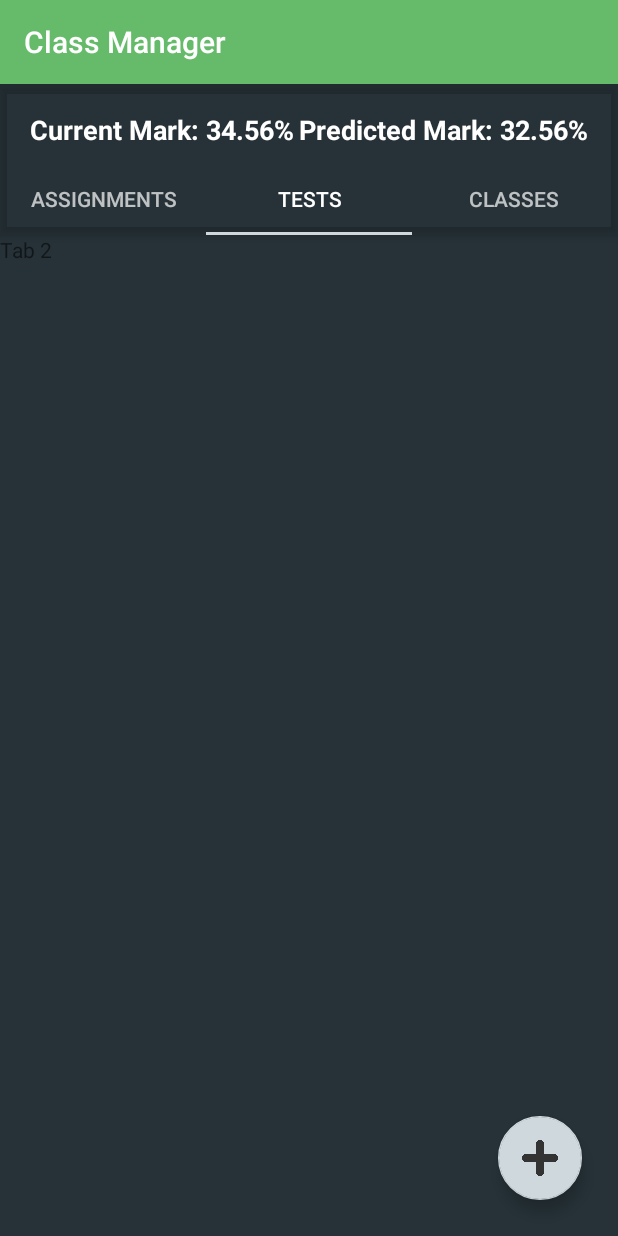
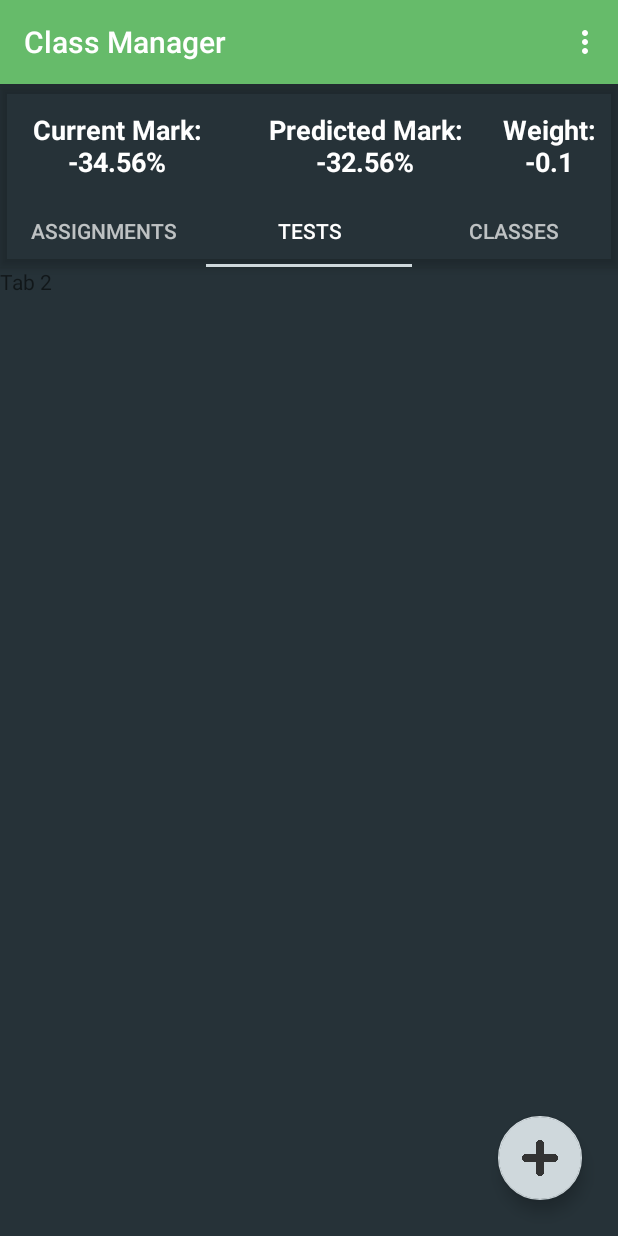
Before and after one commit to peterspenler/ClassiCal, an Android app: the CourseViewActivity screen opened directly, with no data from a screen before it, tab 2 chosen, on a phone screen of 412 x 824 dp. Run offline under Robolectric (Android 15) with nearby library versions, the phone set to English and light mode, and no system bars; 8 statements that could not run were skipped.

Commit message:
Fixed Layouts Fixed dialogs Made layouts more consistent

```diff
--- a/app/src/main/AndroidManifest.xml
+++ b/app/src/main/AndroidManifest.xml
@@ -8,11 +8,12 @@
         android:supportsRtl="true"
         android:theme="@style/AppTheme"
         android:allowBackup="true"
-        android:fullBackupContent="true">
+        android:fullBackupContent="true"
+        android:name=".core.App">
         <activity
             android:name=".activities.MainActivity"
             android:label="@string/app_name"
-            android:theme="@style/AppTheme.NoActionBar">
+            android:theme="@style/AppTheme">
             <intent-filter>
                 <action android:name="android.intent.action.MAIN" />
                 <category android:name="android.intent.category.LAUNCHER" />
--- a/app/src/main/res/layout/activity_course_view.xml
+++ b/app/src/main/res/layout/activity_course_view.xml
@@ -17,35 +17,46 @@
         <!--<android.support.v7.widget.Toolbar
             android:layout_height="wrap_content"
             android:layout_width="match_parent">-->
-        <RelativeLayout
+        <LinearLayout
             android:layout_width="match_parent"
-            android:layout_height="wrap_content">
+            android:layout_height="wrap_content"
+            android:layout_marginTop="10dp"
+            android:layout_marginBottom="10dp"
+            android:layout_marginEnd="10dp">
             <TextView
                 android:id="@+id/courseCurrentMarkText"
                 android:layout_width="wrap_content"
-                android:layout_height="match_parent"
+                android:layout_height="wrap_content"
                 android:textSize="18sp"
                 android:textStyle="bold"
-                android:layout_gravity="top|start"
-                android:layout_marginStart="20dp"
-                android:layout_marginTop="10dp"
-                android:layout_marginBottom="10dp"
                 android:textColor="@color/md_white"
-                android:text="Current Mark: 34.56%"/>
+                android:layout_weight="1"
+                android:gravity="center"
+                android:text="Current Mark: -34.56%"/>
 
             <TextView
                 android:id="@+id/coursePredictedMarkText"
                 android:layout_width="wrap_content"
-                android:layout_height="match_parent"
-                android:layout_alignParentEnd="true"
-                android:layout_marginEnd="20dp"
-                android:layout_marginTop="10dp"
-                android:layout_marginBottom="10dp"
+                android:layout_height="wrap_content"
                 android:textSize="18sp"
                 android:textStyle="bold"
                 android:textColor="@color/md_white"
-                android:text="Predicted Mark: 32.56%"/>
-        </RelativeLayout>
+                android:layout_weight="1"
+                android:gravity="center"
+                android:text="Predicted Mark: -32.56%"/>
+
+            <TextView
+                android:id="@+id/courseWeightText"
+                android:layout_width="wrap_content"
+                android:layout_height="wrap_content"
+                android:textSize="18sp"
+                android:textStyle="bold"
+                android:textColor="@color/md_white"
+                android:layout_weight="1"
+                android:gravity="center"
+                android:text="Weight: -0.1"/>
+
+        </LinearLayout>
         <!--</android.support.v7.widget.Toolbar>-->
 
         <android.support.design.widget.TabLayout
--- /dev/null
+++ b/app/src/main/res/menu/menu_course_view.xml
@@ -0,0 +1,7 @@
+<?xml version="1.0" encoding="utf-8"?>
+<menu xmlns:android="http://schemas.android.com/apk/res/android">
+    <item
+        android:id="@+id/remove_course"
+        android:orderInCategory="100"
+        android:title="Remove course"/>
+</menu>
--- a/app/src/main/res/values/array.xml
+++ b/app/src/main/res/values/array.xml
@@ -19,7 +19,7 @@
         <item>@color/md_deep_orange_500</item>
         <item>@color/md_brown_500</item>
         <item>@color/md_grey_500</item>
-        <item>@color/md_blue_grey_300</item>
+        <item>@color/md_blue_grey_500</item>
         <item>@color/md_black_1000</item>
     </array>
 </resources>
--- a/app/src/main/res/values/style.xml
+++ b/app/src/main/res/values/style.xml
@@ -1,7 +1,8 @@
 <?xml version="1.0" encoding="utf-8"?>
 <resources>
-    <style name="Add_Dialog" parent="@android:style/Theme.Material.Dialog">
+    <style name="Add_Dialog" parent="@android:style/Theme.Material.Dialog.NoActionBar">
         <item name="android:windowBackground">@color/md_blue_grey_700</item>
-        <item name="android:gravity">center</item>
+        <item name="android:minWidth">200dp</item>
+
     </style>
 </resources>
```
Also changed, not shown: app/src/main/java/com/spenler/peter/classmanager/activities/CourseViewActivity.java (+35 -1 lines), app/src/main/java/com/spenler/peter/classmanager/activities/MainActivity.java (+8 -4 lines), app/src/main/java/com/spenler/peter/classmanager/core/App.java (added, +24 -0 lines), app/src/main/java/com/spenler/peter/classmanager/core/CoreManager.java (+11 -4 lines), app/src/main/java/com/spenler/peter/classmanager/core/Course.java (+9 -9 lines), app/src/main/java/com/spenler/peter/classmanager/dialogs/AddAssignmentDialog.java (+4 -5 lines), app/src/main/java/com/spenler/peter/classmanager/dialogs/AddCourseDialog.java (+31 -7 lines), app/src/main/java/com/spenler/peter/classmanager/dialogs/AssignmentViewDialog.java (+9 -5 lines), app/src/main/java/com/spenler/peter/classmanager/fragments/AssignmentFragment.java (+7 -1 lines), app/src/main/res/layout/dialog_add_assignment.xml (+8 -21 lines), app/src/main/res/layout/dialog_add_course.xml (+7 -6 lines).
